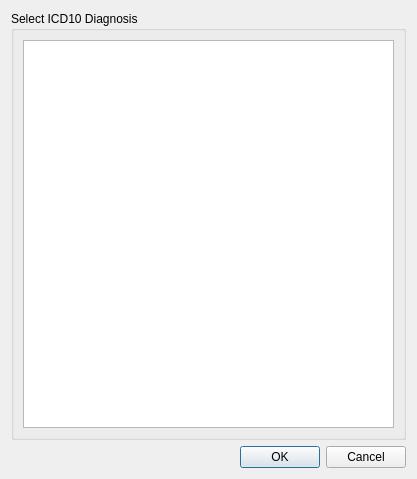
This is icd10diagnosisselectiondialog.ui in johanneslochmann/datacollector as Qt 5 draws it before an edit. The edited form follows.
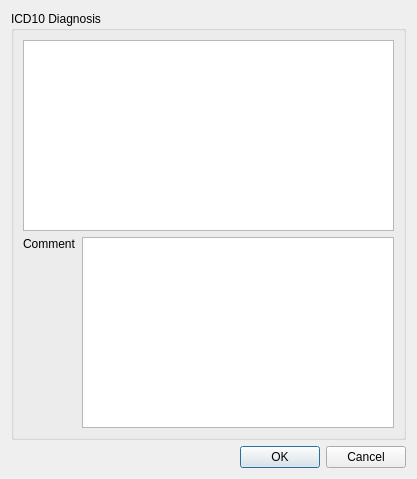
This is the edited form.

Commit message: added comment to icd10 diagnosis in survey

```diff
--- a/icd10diagnosisselectiondialog.ui
+++ b/icd10diagnosisselectiondialog.ui
@@ -13,20 +13,8 @@
   <property name="windowTitle">
    <string>Dialog</string>
   </property>
-  <layout class="QVBoxLayout" name="verticalLayout">
-   <item>
-    <widget class="QGroupBox" name="groupBox">
-     <property name="title">
-      <string>Select ICD10 Diagnosis</string>
-     </property>
-     <layout class="QHBoxLayout" name="horizontalLayout">
-      <item>
-       <widget class="QTableView" name="m_data"/>
-      </item>
-     </layout>
-    </widget>
-   </item>
-   <item>
+  <layout class="QGridLayout" name="gridLayout">
+   <item row="1" column="0">
     <widget class="QDialogButtonBox" name="buttonBox">
      <property name="orientation">
       <enum>Qt::Horizontal</enum>
@@ -36,6 +24,49 @@
      </property>
     </widget>
    </item>
+   <item row="0" column="0">
+    <widget class="QGroupBox" name="groupBox">
+     <property name="title">
+      <string>ICD10 Diagnosis</string>
+     </property>
+     <layout class="QVBoxLayout" name="verticalLayout_2">
+      <item>
+       <widget class="QTableView" name="m_data"/>
+      </item>
+      <item>
+       <layout class="QHBoxLayout" name="horizontalLayout">
+        <item>
+         <layout class="QVBoxLayout" name="verticalLayout">
+          <item>
+           <widget class="QLabel" name="label">
+            <property name="text">
+             <string>Comment</string>
+            </property>
+           </widget>
+          </item>
+          <item>
+           <spacer name="verticalSpacer">
+            <property name="orientation">
+             <enum>Qt::Vertical</enum>
+            </property>
+            <property name="sizeHint" stdset="0">
+             <size>
+              <width>20</width>
+              <height>40</height>
+             </size>
+            </property>
+           </spacer>
+          </item>
+         </layout>
+        </item>
+        <item>
+         <widget class="QTextEdit" name="m_comment"/>
+        </item>
+       </layout>
+      </item>
+     </layout>
+    </widget>
+   </item>
   </layout>
  </widget>
  <resources/>
```
The commit also changes 5 other files.
